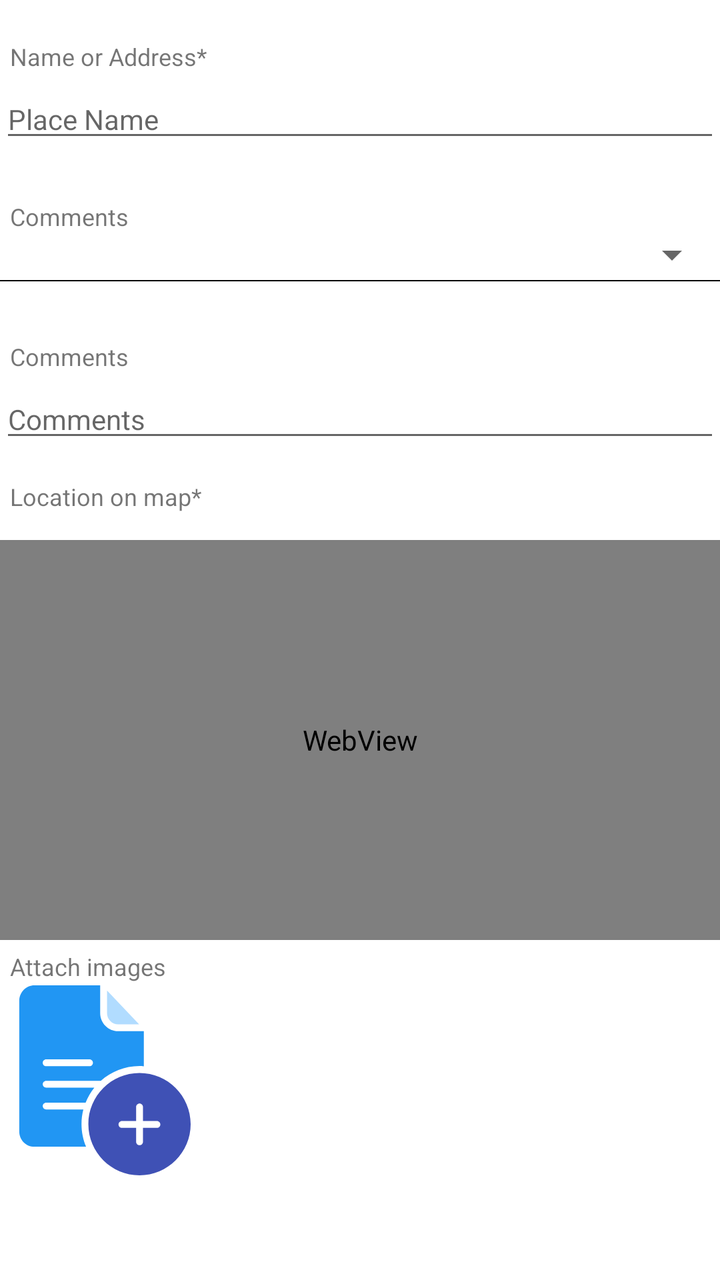
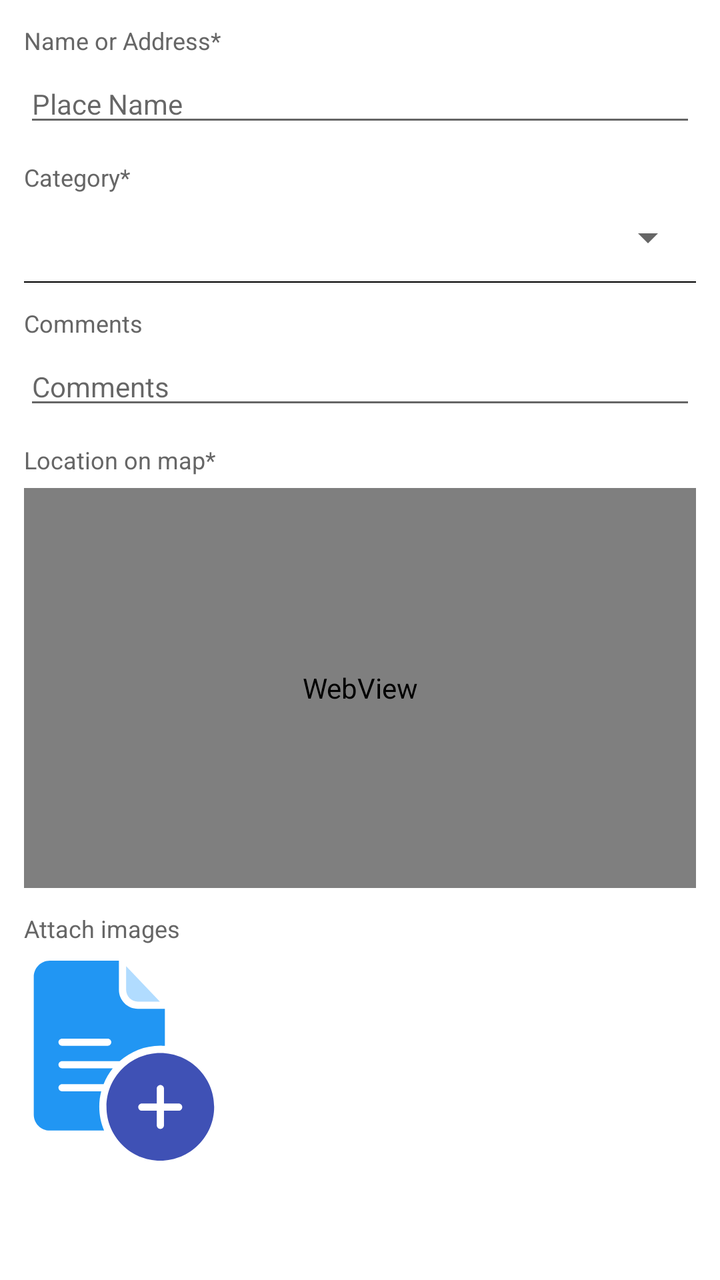

Two renders of the same Android screen: before a commit and after it. Below are the layout's source before the change and the commit's diff.
<!-- AndroidManifest.xml: application theme AppTheme -->
<!-- res/layout/activity_deviation_report.xml -->
<?xml version="1.0" encoding="utf-8"?>
<ScrollView xmlns:android="http://schemas.android.com/apk/res/android"
    android:orientation="vertical"
    android:layout_width="match_parent"
    android:background="@color/white"
    android:layout_height="wrap_content">

    <LinearLayout
        android:layout_width="match_parent"
        android:layout_height="wrap_content">


        <RelativeLayout
            android:layout_width="match_parent"
            android:layout_height="match_parent">

            <TextView
                android:layout_marginTop="20dp"
                android:layout_width="match_parent"
                android:layout_height="wrap_content"
                android:textSize="12dp"
                android:paddingLeft="5dp"
                android:text="@string/nameoraddress" />

            <EditText
                android:layout_width="match_parent"
                android:layout_height="wrap_content"
                android:id="@+id/place"
                android:hint="Place Name"
                android:textSize="14dp"
                android:layout_marginTop="40dp" />

            <TextView
                android:layout_marginTop="100dp"
                android:layout_width="match_parent"
                android:layout_height="wrap_content"
                android:textSize="12dp"
                android:paddingLeft="5dp"
                android:text="@string/comments" />

            <Spinner
                android:id="@+id/category"
                android:layout_marginTop="115dp"
                android:layout_width="match_parent"
                android:layout_height="25dp"
                android:hint="Choose Category"
                android:paddingLeft="5dp"
                android:popupBackground="#50c9f1" />

            <View
                android:layout_width="match_parent"
                android:layout_height="0.5dp"
                android:paddingLeft="5dp"
                android:layout_marginTop="140dp"
                android:background="@color/black" />

            <TextView
                android:layout_marginTop="170dp"
                android:layout_width="match_parent"
                android:layout_height="wrap_content"
                android:textSize="12dp"
                android:paddingLeft="5dp"
                android:text="@string/comments" />

            <EditText
                android:layout_width="match_parent"
                android:layout_height="wrap_content"
                android:id="@+id/comment"
                android:hint="Comments"
                android:textSize="14dp"
                android:layout_marginTop="190dp" />

            <TextView
                android:layout_marginTop="240dp"
                android:layout_width="match_parent"
                android:layout_height="wrap_content"
                android:textSize="12dp"
                android:paddingLeft="5dp"
                android:text="@string/locationonmap" />

            <WebView
                android:layout_marginTop="270sp"
                android:layout_width="match_parent"
                android:layout_height="200dp"
                android:id="@+id/webview"></WebView>

            <TextView
                android:layout_marginTop="475dp"
                android:layout_width="match_parent"
                android:layout_height="wrap_content"
                android:textSize="12dp"
                android:paddingLeft="5dp"
                android:text="@string/attachimages" />

            <ImageView
                android:layout_width="100dp"
                android:layout_height="100dp"
                android:id="@+id/img1"
                android:onClick="onClick"
                android:paddingLeft="5dp"
                android:src="@drawable/file_add"
                android:layout_marginTop="490dp" />

            <ImageView
                android:layout_width="100dp"
                android:layout_height="100dp"
                android:id="@+id/img2"
                android:paddingLeft="5dp"
                android:onClick="onClick"
                android:visibility="invisible"
                android:src="@drawable/file_add"
                android:layout_toRightOf="@+id/img1"
                android:layout_marginTop="490dp" />

            <ImageView
                android:layout_width="100dp"
                android:layout_height="100dp"
                android:id="@+id/img3"
                android:onClick="onClick"
                android:paddingLeft="5dp"
                android:layout_toRightOf="@+id/img2"
                android:src="@drawable/file_add"
                android:visibility="invisible"
                android:layout_marginTop="490dp" />

        </RelativeLayout>
    </LinearLayout>
</ScrollView>
<!-- resources referenced by this layout -->
<resources>
  <color name="black">#000000</color>
  <color name="white">#ffffff</color>
  <!-- drawable file_add: vector/xml drawable (drawable, 2420 chars, omitted) -->
  <string name="attachimages">Attach images</string>
  <string name="comments">Comments</string>
  <string name="locationonmap">Location on map*</string>
  <string name="nameoraddress">Name or Address*</string>
  <style name="AppTheme" parent="Theme.AppCompat.Light.DarkActionBar">
          
      </style>
</resources>

<!-- the commit's change to res/layout/activity_deviation_report.xml (unified diff, before → after) -->
@@ -1,128 +1,135 @@
 <?xml version="1.0" encoding="utf-8"?>
 <ScrollView xmlns:android="http://schemas.android.com/apk/res/android"
-    android:orientation="vertical"
     android:layout_width="match_parent"
+    android:layout_height="match_parent"
     android:background="@color/white"
-    android:layout_height="wrap_content">
+    android:fillViewport="true">
 
     <LinearLayout
         android:layout_width="match_parent"
-        android:layout_height="wrap_content">
+        android:layout_height="wrap_content"
+        android:orientation="vertical"
+        android:paddingLeft="12dp"
+        android:paddingRight="12dp"
+        android:paddingTop="12dp"
+        android:paddingBottom="24dp">
 
+        
+        <TextView
+            android:layout_width="match_parent"
+            android:layout_height="wrap_content"
+            android:text="@string/nameoraddress"
+            android:textColor="#666666"
+            android:textSize="12sp" />
 
-        <RelativeLayout
+        
+        <EditText
+            android:id="@+id/place"
             android:layout_width="match_parent"
-            android:layout_height="match_parent">
+            android:layout_height="wrap_content"
+            android:layout_marginTop="4dp"
+            android:hint="Place Name"
+            android:textSize="14sp" />
 
-            <TextView
-                android:layout_marginTop="20dp"
-                android:layout_width="match_parent"
-                android:layout_height="wrap_content"
-                android:textSize="12dp"
-                android:paddingLeft="5dp"
-                android:text="@string/nameoraddress" />
+        
+        <TextView
+            android:layout_width="match_parent"
+            android:layout_height="wrap_content"
+            android:layout_marginTop="12dp"
+            android:text="@string/category"
+            android:textColor="#666666"
+            android:textSize="12sp" />
 
-            <EditText
-                android:layout_width="match_parent"
-                android:layout_height="wrap_content"
-                android:id="@+id/place"
-                android:hint="Place Name"
-                android:textSize="14dp"
-                android:layout_marginTop="40dp" />
+        
+        <Spinner
+            android:id="@+id/category"
+            android:layout_width="match_parent"
+            android:layout_height="wrap_content"
+            android:layout_marginTop="4dp"
+            android:minHeight="36dp"
+            android:popupBackground="#50c9f1" />
 
-            <TextView
-                android:layout_marginTop="100dp"
-                android:layout_width="match_parent"
-                android:layout_height="wrap_content"
-                android:textSize="12dp"
-                android:paddingLeft="5dp"
-                android:text="@string/comments" />
+        <View
+            android:layout_width="match_parent"
+            android:layout_height="0.5dp"
+            android:layout_marginTop="4dp"
+            android:background="@color/black" />
 
-            <Spinner
-                android:id="@+id/category"
-                android:layout_marginTop="115dp"
-                android:layout_width="match_parent"
-                android:layout_height="25dp"
-                android:hint="Choose Category"
-                android:paddingLeft="5dp"
-                android:popupBackground="#50c9f1" />
+        
+        <TextView
+            android:layout_width="match_parent"
+            android:layout_height="wrap_content"
+            android:layout_marginTop="12dp"
+            android:text="@string/comments"
+            android:textColor="#666666"
+            android:textSize="12sp" />
 
-            <View
-                android:layout_width="match_parent"
-                android:layout_height="0.5dp"
-                android:paddingLeft="5dp"
-                android:layout_marginTop="140dp"
-                android:background="@color/black" />
+        
+        <EditText
+            android:id="@+id/comment"
+            android:layout_width="match_parent"
+            android:layout_height="wrap_content"
+            android:layout_marginTop="4dp"
+            android:hint="Comments"
+            android:textSize="14sp" />
 
-            <TextView
-                android:layout_marginTop="170dp"
-                android:layout_width="match_parent"
-                android:layout_height="wrap_content"
-                android:textSize="12dp"
-                android:paddingLeft="5dp"
-                android:text="@string/comments" />
+        
+        <TextView
+            android:layout_width="match_parent"
+            android:layout_height="wrap_content"
+            android:layout_marginTop="12dp"
+            android:text="@string/locationonmap"
+            android:textColor="#666666"
+            android:textSize="12sp" />
 
-            <EditText
-                android:layout_width="match_parent"
-                android:layout_height="wrap_content"
-                android:id="@+id/comment"
-                android:hint="Comments"
-                android:textSize="14dp"
-                android:layout_marginTop="190dp" />
+        
+        <WebView
+            android:id="@+id/webview"
+            android:layout_width="match_parent"
+            android:layout_height="200dp"
+            android:layout_marginTop="6dp" />
 
-            <TextView
-                android:layout_marginTop="240dp"
-                android:layout_width="match_parent"
-                android:layout_height="wrap_content"
-                android:textSize="12dp"
-                android:paddingLeft="5dp"
-                android:text="@string/locationonmap" />
+        
+        <TextView
+            android:layout_width="match_parent"
+            android:layout_height="wrap_content"
+            android:layout_marginTop="12dp"
+            android:text="@string/attachimages"
+            android:textColor="#666666"
+            android:textSize="12sp" />
 
-            <WebView
-                android:layout_marginTop="270sp"
-                android:layout_width="match_parent"
-                android:layout_height="200dp"
-                android:id="@+id/webview"></WebView>
-
-            <TextView
-                android:layout_marginTop="475dp"
-                android:layout_width="match_parent"
-                android:layout_height="wrap_content"
-                android:textSize="12dp"
-                android:paddingLeft="5dp"
-                android:text="@string/attachimages" />
+        
+        <LinearLayout
+            android:layout_width="match_parent"
+            android:layout_height="wrap_content"
+            android:layout_marginTop="8dp"
+            android:orientation="horizontal">
 
             <ImageView
+                android:id="@+id/img1"
                 android:layout_width="100dp"
                 android:layout_height="100dp"
-                android:id="@+id/img1"
                 android:onClick="onClick"
-                android:paddingLeft="5dp"
-                android:src="@drawable/file_add"
-                android:layout_marginTop="490dp" />
+                android:src="@drawable/file_add" />
 
             <ImageView
+                android:id="@+id/img2"
                 android:layout_width="100dp"
                 android:layout_height="100dp"
-                android:id="@+id/img2"
-                android:paddingLeft="5dp"
+                android:layout_marginStart="8dp"
                 android:onClick="onClick"
-                android:visibility="invisible"
                 android:src="@drawable/file_add"
-                android:layout_toRightOf="@+id/img1"
-                android:layout_marginTop="490dp" />
+                android:visibility="invisible" />
 
             <ImageView
+                android:id="@+id/img3"
                 android:layout_width="100dp"
                 android:layout_height="100dp"
-                android:id="@+id/img3"
+                android:layout_marginStart="8dp"
                 android:onClick="onClick"
-                android:paddingLeft="5dp"
-                android:layout_toRightOf="@+id/img2"
                 android:src="@drawable/file_add"
-                android:visibility="invisible"
-                android:layout_marginTop="490dp" />
+                android:visibility="invisible" />
+        </LinearLayout>
 
-        </RelativeLayout>
     </LinearLayout>
 </ScrollView>
<!-- resource entries referenced after the edit -->
@@ -4,6 +4,7 @@
   <color name="white">#ffffff</color>
   <!-- drawable file_add: vector/xml drawable (drawable, 2420 chars, omitted) -->
   <string name="attachimages">Attach images</string>
+  <string name="category">Category*</string>
   <string name="comments">Comments</string>
   <string name="locationonmap">Location on map*</string>
   <string name="nameoraddress">Name or Address*</string>
